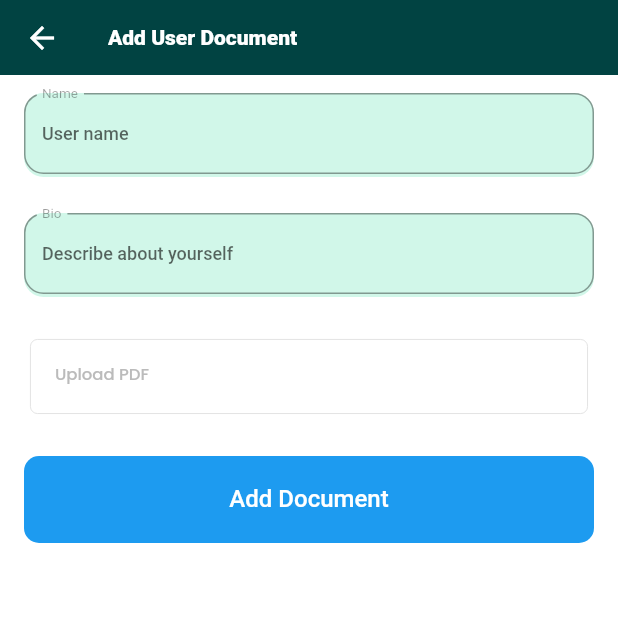
After one commit to katmakhan/flutter-course, a Flutter app: the ActAddUserDocuments screen opened directly, after a tap on "Upload PDF", on a phone screen of 412 x 824 dp, the top half of it. The commit adds this screen. Run offline on Flutter 3.47's test engine with Material 2 defaults, Android fonts, the phone set to English and light mode, and no system bars; our stand-ins replace animate_do, bouncing_widget, cached_network_image, dio, firebase_auth, firebase_core and 17 more; missing offline and left inert: algolia, align_positioned, firebase_app_check, flutter_document_picker, open_file_safe, pattern_formatter; accounts and stored records are empty; network calls fail; Roboto replaces fonts that are missing (Kanit).

Commit message:
uploading jpg and pdfs

```diff
--- /dev/null
+++ b/lib/AddActivities/add_act_user_doc.dart
@@ -0,0 +1,83 @@
+import 'package:flutter/material.dart';
+import 'package:fluttertemplate/AddControllers/add_user_document_controller.dart';
+import 'package:fluttertemplate/Colors/colors.dart';
+import 'package:fluttertemplate/Components/appbar.dart';
+import 'package:fluttertemplate/Components/cust_button.dart';
+import 'package:fluttertemplate/Components/form_field_large.dart';
+import 'package:fluttertemplate/Components/upload_pdf_button.dart';
+import 'package:fluttertemplate/DataModels/dm_user.dart';
+import 'package:get/get.dart';
+
+class ActAddUserDocuments extends StatefulWidget {
+  final bool isedit;
+  final Dm_User? user;
+  const ActAddUserDocuments(this.isedit, this.user, {Key? key})
+      : super(key: key);
+
+  @override
+  State<ActAddUserDocuments> createState() => _ActAddUserDocumentsState();
+}
+
+class _ActAddUserDocumentsState extends State<ActAddUserDocuments> {
+  //List<Widget> textFormFields = [];
+
+  final Add_User_Document_Controller controller =
+      Get.put(Add_User_Document_Controller());
+
+  bool pdf_added = false;
+  String pdffilename = "";
+  @override
+  Widget build(BuildContext context) {
+    assign_allvalues();
+    return Scaffold(
+      backgroundColor: AppColors.white,
+      appBar: PreferredSize(
+        preferredSize: const Size.fromHeight(50),
+        child: CustomAppbar(
+            title: widget.isedit ? 'Edit User Document' : "Add User Document"),
+      ),
+      body: SafeArea(
+        child: SingleChildScrollView(
+          child: Form(
+            key: controller.signupFormKey,
+            child: Column(
+              children: [
+                const Cust_Form_field_big(
+                  cus_label: "Name",
+                  hintText: 'User name',
+                  keyboardType: TextInputType.text,
+                  // validator: () => {},
+                ),
+                const Cust_Form_field_big(
+                  cus_label: "Bio",
+                  hintText: 'Describe about yourself',
+                  keyboardType: TextInputType.text,
+                  // validator: () => {},
+                ),
+                uploadPdf(controller.pdfController, pdf_added, changePdfFile,
+                    pdffilename),
+                Cust_Button(
+                  custtext: widget.isedit ? "Edit Document" : 'Add Document',
+                  onTap: () =>
+                      {controller.checkUpload(context, pdffilename, true)},
+                )
+              ],
+            ),
+          ),
+        ),
+      ),
+    );
+  }
+
+  void assign_allvalues() {
+    if (widget.user != null) {
+      controller.usernameController.text = widget.user!.name.toString();
+    }
+  }
+
+  void changePdfFile(bool pdf_added_updated, String filename) {
+    pdf_added = pdf_added_updated;
+    pdffilename = filename;
+    setState(() {});
+  }
+}
--- a/lib/Components/form_field_large.dart
+++ b/lib/Components/form_field_large.dart
@@ -4,8 +4,8 @@ import 'package:fluttertemplate/Colors/colors.dart';
 class Cust_Form_field_big extends StatelessWidget {
   final TextEditingController? controller;
   final TextInputType? keyboardType;
-  final Function()? validator;
-  final Function()? onSaved;
+  final String? Function(String?)? validator;
+  final String? Function(String?)? onSaved;
   final String cus_label;
   final String hintText;
 
@@ -59,11 +59,7 @@ class Cust_Form_field_big extends StatelessWidget {
             onSaved: (value) {
               // addprofiledetailContoller.addressController.text = value!;
             },
-          validator: (value) {
-            return "true";
-            // return addprofiledetailContoller.validateName(value!);
-          },
-        ),
+            validator: validator),
       ),
     );
   }
--- /dev/null
+++ b/lib/Components/upload_pdf_button.dart
@@ -0,0 +1,81 @@
+import 'dart:io';
+import 'package:path/path.dart' as p;
+import 'package:flutter/material.dart';
+import 'package:flutter_document_picker/flutter_document_picker.dart';
+import 'package:fluttertemplate/Helpers/global_snackbar_get.dart';
+
+InkWell uploadPdf(TextEditingController pdfController, bool pdfselected,
+    Function changePdf, String pdffilename) {
+  // String pdffilename = "";
+  return InkWell(
+    onTap: () async {
+      //With parameters:
+      FlutterDocumentPickerParams params = FlutterDocumentPickerParams(
+        // allowedFileExtensions: ['pdf', 'doc', 'docx'],
+        invalidFileNameSymbols: ['/'],
+      );
+
+      try {
+        final path = await FlutterDocumentPicker.openDocument(params: params);
+        print(path);
+        if (path != null) {
+          File file = File(path);
+          pdfController.text = path;
+          pdfselected = true;
+          pdffilename = p.basename(file.path);
+          print("Selected File is $pdffilename");
+          changePdf(pdfselected, pdffilename);
+          // setState(() {});
+        } else {
+          pdfselected = false;
+          // setState(() {});
+          changePdf(pdfselected, pdffilename);
+          GlobalSnackBarGet().showGetError("Choose file", "No File Selected");
+        }
+      } catch (e) {
+        GlobalSnackBarGet().showGetError("Error", "Invalid filetype");
+      }
+    },
+    child: Container(
+      height: 50,
+      margin: const EdgeInsets.fromLTRB(20, 16, 20, 4),
+      // width: MediaQuery.of(context).size.width,
+      decoration: BoxDecoration(
+        borderRadius: BorderRadius.circular(5),
+        color: Colors.white,
+        border: Border.all(color: const Color(0xffe0e0e0), width: 0.6),
+      ),
+      child: Padding(
+        padding: const EdgeInsets.fromLTRB(16, 8, 16, 8),
+        child: TextFormField(
+          enabled: false,
+          maxLines: 1,
+          style: const TextStyle(
+              fontFamily: "Poppins",
+              fontWeight: FontWeight.w500,
+              fontSize: 5,
+              color: Color(0xFF424242)),
+          decoration: InputDecoration(
+            floatingLabelBehavior: FloatingLabelBehavior.never,
+            border: InputBorder.none,
+            labelStyle: const TextStyle(
+                fontFamily: "Poppins",
+                fontWeight: FontWeight.w500,
+                fontSize: 11,
+                color: Color(0xFFBBBBBB)),
+            labelText: pdfselected ? pdffilename : "Upload PDF",
+            prefixIcon: pdfselected ? const Icon(Icons.done) : null,
+          ),
+          // keyboardType: TextInputType.text,
+          // controller: controller.pdfController,
+          // onSaved: (value) {
+          //   controller.pdfController.text = value!;
+          // },
+          // validator: (value) {
+          //   return controller.validateEmail(value!);
+          // },
+        ),
+      ),
+    ),
+  );
+}
--- a/lib/DB_Services/upload_service.dart
+++ b/lib/DB_Services/upload_service.dart
@@ -4,7 +4,7 @@ import 'package:firebase_storage/firebase_storage.dart';
 
 class UploadHelperFirebase {
   Future<String?> uploadFile(File file, String path, String filename) async {
-    print("Uploading the image $filename to $path");
+    print("Uploading the file: $filename to $path");
     try {
       path = path + filename;
       await FirebaseStorage.instance.ref(path).putFile(file);
--- a/lib/Helpers/image_helper.dart
+++ b/lib/Helpers/image_helper.dart
@@ -21,6 +21,7 @@ class ImageHelper {
       }
       final imageFile = File(pickedFile.path);
       imgController.text = imageFile.path;
+      print("Image path is: ${imageFile.path}");
       return true;
     } catch (e) {
       GlobalSnackBarGet().showGetError("Error", "Invalid file type");
--- a/lib/Login_Signup/register.dart
+++ b/lib/Login_Signup/register.dart
@@ -1,4 +1,4 @@
-import 'package:fluttertemplate/AddControllers/add_userinfo_controller.dart';
+import 'package:fluttertemplate/AddControllers/add_user_image_controller.dart';
 import 'package:fluttertemplate/Colors/colors.dart';
 import 'package:fluttertemplate/Helpers/constants.dart';
 import 'package:fluttertemplate/Helpers/global_snackbar_get.dart';
@@ -16,8 +16,8 @@ class Register extends StatefulWidget {
 
 class _RegisterState extends State<Register> {
   bool? _isChecked = false;
-  Add_UserInfo_Controller addstudentController =
-      Get.put(Add_UserInfo_Controller());
+  Add_User_Image_Controller addstudentController =
+      Get.put(Add_User_Image_Controller());
 
   @override
   void initState() {
@@ -188,8 +188,8 @@ class _RegisterState extends State<Register> {
                 InkWell(
                   onTap: () async {
                     if (_isChecked!) {
-                      bool result =
-                          await addstudentController.checkUpload(context);
+                      bool result = await addstudentController.checkUpload(
+                          context, false);
 
                       if (result) {
                         Navigator.of(context).pushAndRemoveUntil(
--- a/pubspec.yaml
+++ b/pubspec.yaml
@@ -51,11 +51,11 @@ dependencies:
   full_screen_image: ^2.0.0
 
   path_provider: ^2.0.4
-  image_picker: ^1.0.4
   new_version: ^0.3.1
   animations: ^2.0.2
 
   flutter_document_picker: ^5.0.0
+  image_picker: ^1.0.4
 
   open_file_safe: ^3.2.3
   url_launcher: ^6.0.10
```
Also changed, not shown: lib/AddActivities/add_act_user_image.dart (renamed from lib/AddActivities/add_act_userdetails.dart, +16 -15 lines), lib/AddControllers/add_user_document_controller.dart (renamed from lib/AddControllers/add_userinfo_controller.dart, +27 -38 lines), lib/AddControllers/add_user_image_controller.dart (added, +135 -0 lines), lib/Components/category_view.dart (+4 -3 lines), lib/DB_Services/upload_helper.dart (+28 -6 lines), lib/Login_Pages/login_page_list.dart (+19 -3 lines), 1 other file. Lines whose indentation alone changed are shown as unchanged.
